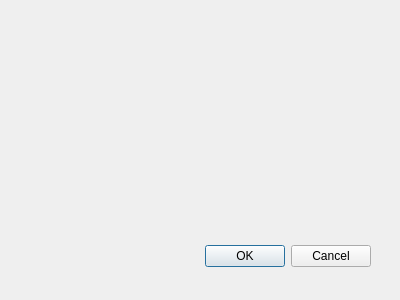
The window that purchasefoods.ui (tsukidan/CS1D-Project-1) describes before a commit, drawn with Qt 5.
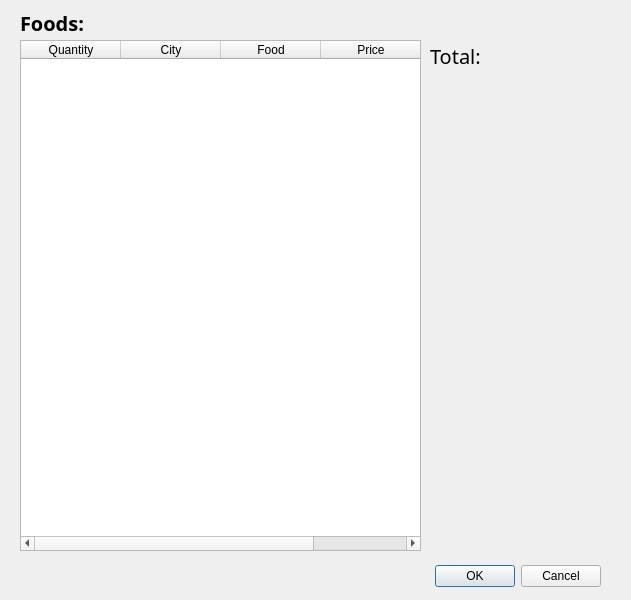
The same window after the commit.

Commit message: added in new purchase window

Patch:
```diff
--- a/purchasefoods.ui
+++ b/purchasefoods.ui
@@ -8,8 +8,8 @@
    <rect>
     <x>0</x>
     <y>0</y>
-    <width>400</width>
-    <height>300</height>
+    <width>631</width>
+    <height>600</height>
    </rect>
   </property>
   <property name="windowTitle">
@@ -18,8 +18,8 @@
   <widget class="QDialogButtonBox" name="buttonBox">
    <property name="geometry">
     <rect>
-     <x>30</x>
-     <y>240</y>
+     <x>260</x>
+     <y>560</y>
      <width>341</width>
      <height>32</height>
     </rect>
@@ -31,6 +31,79 @@
     <set>QDialogButtonBox::Cancel|QDialogButtonBox::Ok</set>
    </property>
   </widget>
+  <widget class="QTableWidget" name="cartFoodTable">
+   <property name="geometry">
+    <rect>
+     <x>20</x>
+     <y>40</y>
+     <width>401</width>
+     <height>511</height>
+    </rect>
+   </property>
+   <property name="columnCount">
+    <number>4</number>
+   </property>
+   <column>
+    <property name="text">
+     <string>Quantity</string>
+    </property>
+   </column>
+   <column>
+    <property name="text">
+     <string>City</string>
+    </property>
+   </column>
+   <column>
+    <property name="text">
+     <string>Food</string>
+    </property>
+   </column>
+   <column>
+    <property name="text">
+     <string>Price</string>
+    </property>
+   </column>
+  </widget>
+  <widget class="QLabel" name="label">
+   <property name="geometry">
+    <rect>
+     <x>20</x>
+     <y>12</y>
+     <width>121</width>
+     <height>21</height>
+    </rect>
+   </property>
+   <property name="font">
+    <font>
+     <family>Arial Black</family>
+     <pointsize>15</pointsize>
+     <weight>75</weight>
+     <bold>true</bold>
+    </font>
+   </property>
+   <property name="text">
+    <string>Foods:</string>
+   </property>
+  </widget>
+  <widget class="QLabel" name="label_2">
+   <property name="geometry">
+    <rect>
+     <x>430</x>
+     <y>40</y>
+     <width>121</width>
+     <height>31</height>
+    </rect>
+   </property>
+   <property name="font">
+    <font>
+     <family>Arial Black</family>
+     <pointsize>15</pointsize>
+    </font>
+   </property>
+   <property name="text">
+    <string>Total: </string>
+   </property>
+  </widget>
  </widget>
  <pixmapfunction/>
  <resources/>
```
Left out of the diff: 5 changed lines with no effect on the pictures. The commit also changes 7 other files.
